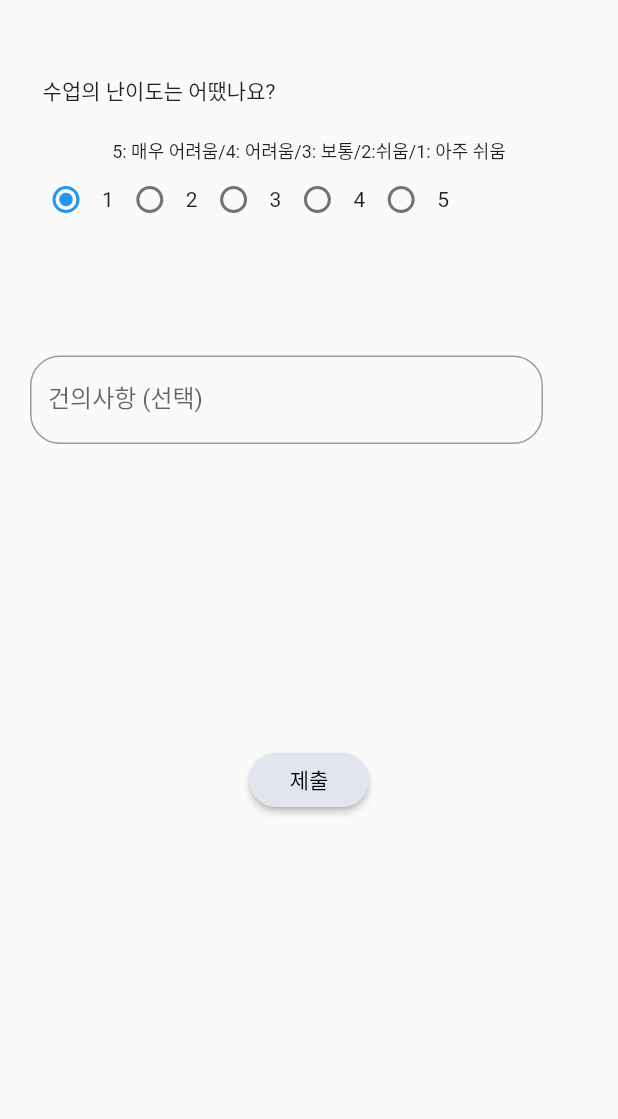
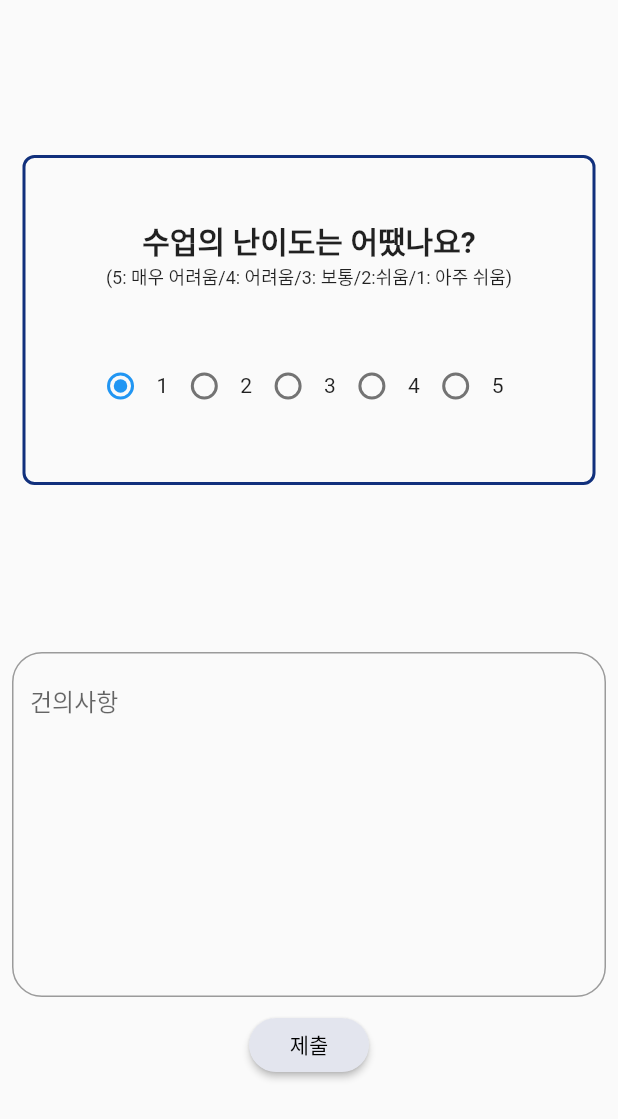
Before and after one commit to sleepisparrow/basic_project_lab7, a Flutter app: the StuFeedBackScreen screen opened directly, on a phone screen of 412 x 824 dp. Shown: the top 1119 px of the screen. Run offline on Flutter 3.47's test engine with Material 2 defaults, Android fonts, the phone set to English and light mode, and no system bars; our stand-ins replace cloud_firestore, firebase_auth, firebase_core, fluttertoast, modal_progress_hud_nsn and 1 more; missing offline and left inert: dart:ffi; accounts and stored records are empty.

Commit message:
ui수정

```diff
--- a/frame/lib/screen/student/stu_feedback_screen.dart
+++ b/frame/lib/screen/student/stu_feedback_screen.dart
@@ -7,38 +7,61 @@ class StuFeedBackScreen extends StatelessWidget {
   @override
   Widget build(BuildContext context) {
     return Scaffold(
+      resizeToAvoidBottomInset: false,
       body: SafeArea(
         child: Column(
+          mainAxisAlignment: MainAxisAlignment.spaceEvenly,
+          crossAxisAlignment: CrossAxisAlignment.center,
           children: <Widget>[
+            Container(
+              width: MediaQuery.of(context).size.width-30,
+              decoration: BoxDecoration(
+                borderRadius: BorderRadius.circular(8.0),
+                border: Border.all(width: 2, color: NeedColors.darkBlue)
+              ),
+              child: Column(
+                children: [
                   Padding(
-              padding: EdgeInsets.fromLTRB(20, 50, 220, 20),
+                    padding: const EdgeInsets.fromLTRB(0, 40, 0, 0),
                     child: Text(
                       '수업의 난이도는 어땠나요?',
+                      style: TextStyle(
+                        fontSize: 20,
+                        fontWeight: FontWeight.bold,
                       ),
                     ),
-            const Center(
-              child: Text(
-                '5: 매우 어려움/4: 어려움/3: 보통/2:쉬움/1: 아주 쉬움',
+                  ),
+                  Text(
+                    '(5: 매우 어려움/4: 어려움/3: 보통/2:쉬움/1: 아주 쉬움)',
                     style: TextStyle(fontSize: 12),
                   ),
-            ),
                   Padding(
-              padding: EdgeInsets.fromLTRB(20, 0, 50, 80),
+                    padding: const EdgeInsets.fromLTRB(0, 40, 20, 40),
                     child: _StudyLevel(),
                   ),
+                ],
+              ),
+            ),
+
+            Column(
+              children: [
                 Padding(
-              padding: EdgeInsets.fromLTRB(20, 0, 50, 200),
+                  padding: const EdgeInsets.all(8.0),
                   child: TextField(
                     keyboardType: TextInputType.multiline,
+                    minLines: 10,
                     maxLines: null,
                     decoration: InputDecoration(
                         border: OutlineInputBorder(
                           borderRadius: BorderRadius.circular(20.0),
                         ),
-                    labelText: '건의사항 (선택)'),
+                        hintText: "건의사항"
+                    ),
                   ),
                 ),
                 _Submit(),
+              ],
+            ),
           ],
         ),
       ),
@@ -91,6 +114,7 @@ class __StudyLevel extends State {
   Widget build(BuildContext context) {
     return Container(
       child: Row(
+        mainAxisAlignment: MainAxisAlignment.center,
         children: <Widget>[
           Radio(value: 0, groupValue: _radioValue, onChanged: _radioChange),
           Text('1'),
```
Lines whose indentation alone changed are shown as unchanged.
